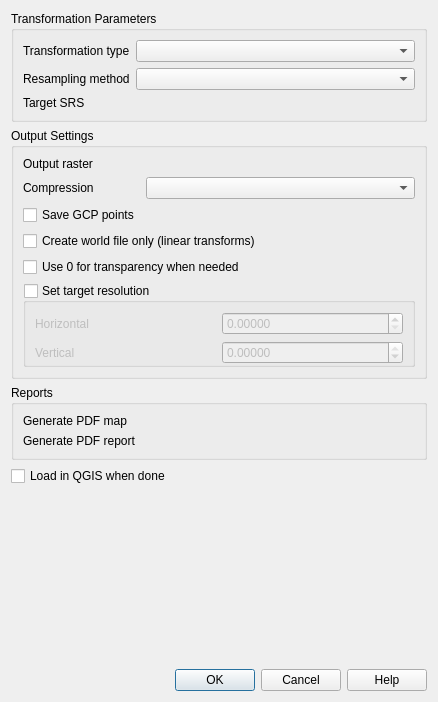
Qt form src/ui/georeferencer/qgstransformsettingsdialogbase.ui (nextgis/nextgisqgis) before a commit.
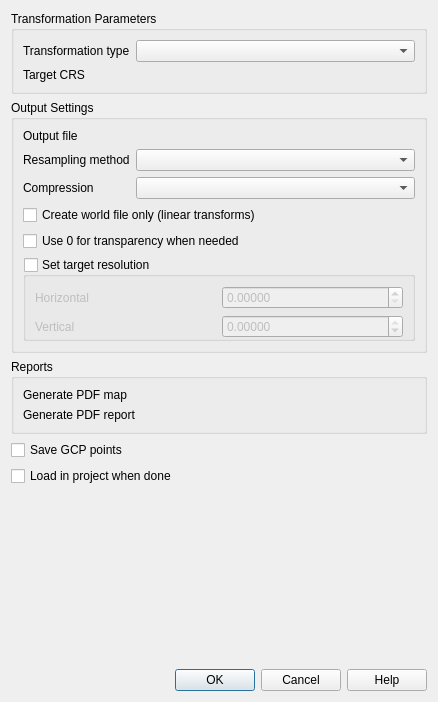
The same form after that commit. Custom widgets are drawn as their Qt base class.

The edit to the form file:
```diff
--- a/src/ui/georeferencer/qgstransformsettingsdialogbase.ui
+++ b/src/ui/georeferencer/qgstransformsettingsdialogbase.ui
@@ -14,59 +14,42 @@
    <string>Transformation Settings</string>
   </property>
   <layout class="QGridLayout" name="gridLayout_2">
-   <item row="7" column="0">
-    <spacer name="verticalSpacer">
+   <item row="9" column="0">
+    <widget class="QDialogButtonBox" name="buttonBox">
      <property name="orientation">
-      <enum>Qt::Vertical</enum>
+      <enum>Qt::Horizontal</enum>
      </property>
-     <property name="sizeHint" stdset="0">
-      <size>
-       <width>20</width>
-       <height>40</height>
-      </size>
+     <property name="standardButtons">
+      <set>QDialogButtonBox::Cancel|QDialogButtonBox::Help|QDialogButtonBox::Ok</set>
      </property>
-    </spacer>
+    </widget>
    </item>
    <item row="1" column="0">
-    <widget class="QGroupBox" name="groupBox_2">
+    <widget class="QGroupBox" name="mOutputSettingsGroupBox">
      <property name="title">
       <string>Output Settings</string>
      </property>
-     <layout class="QGridLayout" name="gridLayout_5">
-      <item row="3" column="0" colspan="2">
-       <widget class="QCheckBox" name="mWorldFileCheckBox">
-        <property name="text">
-         <string>Create world file only (linear transforms)</string>
+     <layout class="QVBoxLayout" name="verticalLayout">
+      <item>
+       <widget class="QStackedWidget" name="mOutputSettingsStackedWidget">
+        <property name="currentIndex">
+         <number>0</number>
         </property>
-       </widget>
-      </item>
-      <item row="0" column="0">
-       <widget class="QLabel" name="label_2">
-        <property name="sizePolicy">
-         <sizepolicy hsizetype="Fixed" vsizetype="Preferred">
-          <horstretch>0</horstretch>
-          <verstretch>0</verstretch>
-         </sizepolicy>
-        </property>
-        <property name="text">
-         <string>Output raster</string>
-        </property>
-       </widget>
-      </item>
-      <item row="0" column="1">
-       <widget class="QgsFileWidget" name="mOutputRaster" native="true"/>
-      </item>
-      <item row="4" column="0" colspan="2">
-       <widget class="QCheckBox" name="cbxZeroAsTrans">
-        <property name="text">
-         <string>Use 0 for transparency when needed</string>
-        </property>
-        <property name="checked">
-         <bool>false</bool>
-        </property>
-       </widget>
-      </item>
-      <item row="1" column="0">
+        <widget class="QWidget" name="mRasterOutputSettings">
+         <layout class="QGridLayout" name="gridLayout">
+          <property name="leftMargin">
+           <number>0</number>
+          </property>
+          <property name="topMargin">
+           <number>0</number>
+          </property>
+          <property name="rightMargin">
+           <number>0</number>
+          </property>
+          <property name="bottomMargin">
+           <number>0</number>
+          </property>
+          <item row="3" column="0">
        <widget class="QLabel" name="mCompressionLabel">
         <property name="sizePolicy">
          <sizepolicy hsizetype="Fixed" vsizetype="Preferred">
@@ -82,17 +65,50 @@
         </property>
        </widget>
       </item>
-      <item row="1" column="1">
-       <widget class="QComboBox" name="cmbCompressionComboBox">
-        <property name="sizePolicy">
-         <sizepolicy hsizetype="Preferred" vsizetype="Fixed">
-          <horstretch>0</horstretch>
-          <verstretch>0</verstretch>
-         </sizepolicy>
-        </property>
-       </widget>
-      </item>
       <item row="5" column="0" colspan="2">
+           <widget class="QCheckBox" name="cbxZeroAsTrans">
+            <property name="text">
+             <string>Use 0 for transparency when needed</string>
+            </property>
+            <property name="checked">
+             <bool>false</bool>
+            </property>
+           </widget>
+          </item>
+          <item row="3" column="1">
+           <widget class="QComboBox" name="cmbCompressionComboBox">
+            <property name="sizePolicy">
+             <sizepolicy hsizetype="Preferred" vsizetype="Fixed">
+              <horstretch>0</horstretch>
+              <verstretch>0</verstretch>
+             </sizepolicy>
+            </property>
+           </widget>
+          </item>
+          <item row="1" column="0">
+           <widget class="QLabel" name="label_2">
+            <property name="sizePolicy">
+             <sizepolicy hsizetype="Fixed" vsizetype="Preferred">
+              <horstretch>0</horstretch>
+              <verstretch>0</verstretch>
+             </sizepolicy>
+            </property>
+            <property name="text">
+             <string>Output file</string>
+            </property>
+           </widget>
+          </item>
+          <item row="1" column="1">
+           <widget class="QgsFileWidget" name="mRasterOutputFile" native="true"/>
+          </item>
+          <item row="4" column="0" colspan="2">
+           <widget class="QCheckBox" name="mWorldFileCheckBox">
+            <property name="text">
+             <string>Create world file only (linear transforms)</string>
+            </property>
+           </widget>
+          </item>
+          <item row="6" column="0" colspan="2">
        <widget class="QGroupBox" name="cbxUserResolution">
         <property name="title">
          <string>Set target resolution</string>
@@ -160,13 +176,72 @@
        </widget>
       </item>
       <item row="2" column="0">
-       <widget class="QCheckBox" name="saveGcpCheckBox">
+           <widget class="QLabel" name="textLabel1">
+            <property name="sizePolicy">
+             <sizepolicy hsizetype="Fixed" vsizetype="Preferred">
+              <horstretch>0</horstretch>
+              <verstretch>0</verstretch>
+             </sizepolicy>
+            </property>
         <property name="text">
-         <string>Save GCP points</string>
-        </property>
-       </widget>
-      </item>
-     </layout>
+             <string>Resampling method</string>
+            </property>
+            <property name="buddy">
+             <cstring>cmbResampling</cstring>
+            </property>
+           </widget>
+          </item>
+          <item row="2" column="1">
+           <widget class="QComboBox" name="cmbResampling">
+            <property name="currentIndex">
+             <number>-1</number>
+            </property>
+           </widget>
+          </item>
+         </layout>
+        </widget>
+        <widget class="QWidget" name="mVectorOutputSettings">
+         <layout class="QGridLayout" name="gridLayout_5">
+          <property name="leftMargin">
+           <number>0</number>
+          </property>
+          <property name="topMargin">
+           <number>0</number>
+          </property>
+          <property name="rightMargin">
+           <number>0</number>
+          </property>
+          <property name="bottomMargin">
+           <number>0</number>
+          </property>
+          <item row="0" column="0">
+           <widget class="QLabel" name="label_8">
+            <property name="sizePolicy">
+             <sizepolicy hsizetype="Fixed" vsizetype="Preferred">
+              <horstretch>0</horstretch>
+              <verstretch>0</verstretch>
+             </sizepolicy>
+            </property>
+            <property name="text">
+             <string>Output file</string>
+            </property>
+           </widget>
+          </item>
+          <item row="0" column="1">
+           <widget class="QgsFileWidget" name="mVectorOutputFile" native="true"/>
+          </item>
+         </layout>
+        </widget>
+       </widget>
+      </item>
+     </layout>
+    </widget>
+   </item>
+   <item row="7" column="0">
+    <widget class="QCheckBox" name="cbxLoadInProjectsWhenDone">
+     <property name="text">
+      <string>Load in project when done</string>
+     </property>
     </widget>
    </item>
    <item row="5" column="0">
@@ -198,16 +273,6 @@
      </layout>
     </widget>
    </item>
-   <item row="8" column="0">
-    <widget class="QDialogButtonBox" name="buttonBox">
-     <property name="orientation">
-      <enum>Qt::Horizontal</enum>
-     </property>
-     <property name="standardButtons">
-      <set>QDialogButtonBox::Cancel|QDialogButtonBox::Help|QDialogButtonBox::Ok</set>
-     </property>
-    </widget>
-   </item>
    <item row="0" column="0">
     <widget class="QGroupBox" name="groupBox">
      <property name="title">
@@ -237,15 +302,8 @@
         </property>
        </widget>
       </item>
-      <item row="1" column="1">
-       <widget class="QComboBox" name="cmbResampling">
-        <property name="currentIndex">
-         <number>-1</number>
-        </property>
-       </widget>
-      </item>
       <item row="1" column="0">
-       <widget class="QLabel" name="textLabel1">
+       <widget class="QLabel" name="label_3">
         <property name="sizePolicy">
          <sizepolicy hsizetype="Fixed" vsizetype="Preferred">
           <horstretch>0</horstretch>
@@ -253,40 +311,37 @@
          </sizepolicy>
         </property>
         <property name="text">
-         <string>Resampling method</string>
-        </property>
-        <property name="buddy">
-         <cstring>cmbResampling</cstring>
+         <string>Target CRS</string>
         </property>
        </widget>
       </item>
-      <item row="2" column="1">
+      <item row="1" column="1">
        <widget class="QgsProjectionSelectionWidget" name="mCrsSelector" native="true">
         <property name="focusPolicy">
          <enum>Qt::StrongFocus</enum>
         </property>
        </widget>
       </item>
-      <item row="2" column="0">
-       <widget class="QLabel" name="label_3">
-        <property name="sizePolicy">
-         <sizepolicy hsizetype="Fixed" vsizetype="Preferred">
-          <horstretch>0</horstretch>
-          <verstretch>0</verstretch>
-         </sizepolicy>
-        </property>
-        <property name="text">
-         <string>Target SRS</string>
-        </property>
-       </widget>
-      </item>
      </layout>
     </widget>
    </item>
+   <item row="8" column="0">
+    <spacer name="verticalSpacer">
+     <property name="orientation">
+      <enum>Qt::Vertical</enum>
+     </property>
+     <property name="sizeHint" stdset="0">
+      <size>
+       <width>0</width>
+       <height>0</height>
+      </size>
+     </property>
+    </spacer>
+   </item>
    <item row="6" column="0">
-    <widget class="QCheckBox" name="cbxLoadInQgisWhenDone">
+    <widget class="QCheckBox" name="saveGcpCheckBox">
      <property name="text">
-      <string>Load in QGIS when done</string>
+      <string>Save GCP points</string>
      </property>
     </widget>
    </item>
```
Left out of the diff: 6 changed lines with no effect on the pictures. Lines whose indentation alone changed are shown as unchanged.
